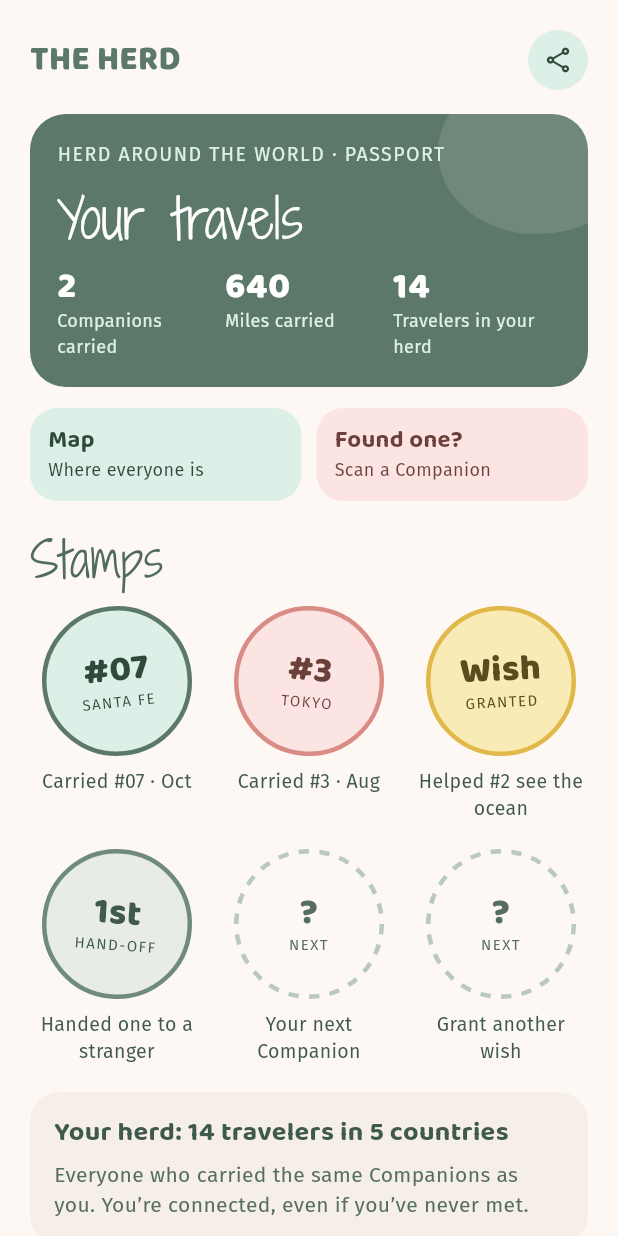
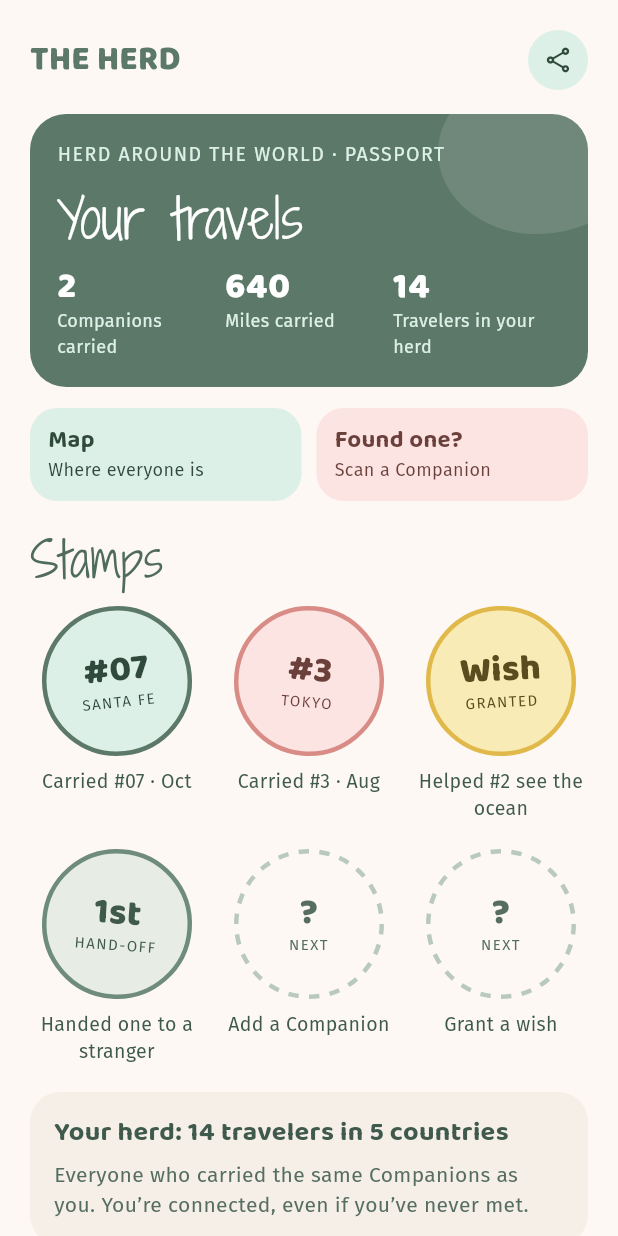
Before and after one commit to armada4team-prog/herdaroundtheworld, a Flutter app: the PassportScreen screen opened directly, on a phone screen of 412 x 824 dp. Run offline on Flutter 3.47's test engine with Material 3 defaults, Android fonts, the phone set to English and light mode, and no system bars; our stand-ins replace flutter_map, geocoding, geolocator, image_picker, latlong2, material_ui and 2 more; missing offline and left inert: mobile_scanner; accounts and stored records are empty; network calls fail; project files that could hold a hidden picture were left out.

Commit message:
Passport empty stamps: 'Add a Companion' and 'Grant a wish'
Co-Authored-By: Claude Opus 5.5 <noreply@anthropic.com>
Claude-Session: https://claude.ai/code/session_01WdUoJdzrcW5C3KfUHFML1F

```diff
--- a/lib/screens/passport_screen.dart
+++ b/lib/screens/passport_screen.dart
@@ -72,8 +72,8 @@ class PassportScreen extends StatelessWidget {
               return Wrap(spacing: 12, runSpacing: 18, children: [
                 for (final s in [
                   ...model.stamps,
-                  const Stamp(big: '?', small: 'Next', label: 'Your next Companion', background: 'FDF8F3', ring: 'B9C9BF', ink: '566E62', tilt: 0, isEmpty: true),
-                  const Stamp(big: '?', small: 'Next', label: 'Grant another wish', background: 'FDF8F3', ring: 'B9C9BF', ink: '566E62', tilt: 0, isEmpty: true),
+                  const Stamp(big: '?', small: 'Next', label: 'Add a Companion', background: 'FDF8F3', ring: 'B9C9BF', ink: '566E62', tilt: 0, isEmpty: true),
+                  const Stamp(big: '?', small: 'Next', label: 'Grant a wish', background: 'FDF8F3', ring: 'B9C9BF', ink: '566E62', tilt: 0, isEmpty: true),
                 ])
                   SizedBox(width: width, child: StampView(stamp: s, size: width.clamp(70, 100).toDouble())),
               ]);
--- a/lib/translations.dart
+++ b/lib/translations.dart
@@ -118,8 +118,8 @@ const Map<String, Map<String, String>> translations = {
     'Hand-off': 'Entrega',
     '1st': '1.º',
     'Next': 'Siguiente',
-    'Your next Companion': 'Tu próximo Compañero',
-    'Grant another wish': 'Cumple otro deseo',
+    'Add a Companion': 'Añade un Compañero',
+    'Grant a wish': 'Cumple un deseo',
     'Handed one to a stranger': 'Le diste uno a un desconocido',
     'Helped #2 see the ocean': 'Ayudaste a #2 a ver el océano',
     'Helped #{0} {1}': 'Ayudaste a #{0}: {1}',
@@ -631,8 +631,8 @@ const Map<String, Map<String, String>> translations = {
     'Hand-off': 'Transmis',
     '1st': '1er',
     'Next': 'Prochain',
-    'Your next Companion': 'Ton prochain Compagnon',
-    'Grant another wish': 'Exauce un autre vœu',
+    'Add a Companion': 'Ajoute un Compagnon',
+    'Grant a wish': 'Exauce un vœu',
     'Handed one to a stranger': 'Tu en as donné un à un inconnu',
     'Helped #2 see the ocean': 'Tu as aidé #2 à voir l’océan',
     'Helped #{0} {1}': 'Tu as aidé #{0} : {1}',
@@ -1144,8 +1144,8 @@ const Map<String, Map<String, String>> translations = {
     'Hand-off': '手渡し',
     '1st': '初',
     'Next': '次',
-    'Your next Companion': '次のCompanion',
-    'Grant another wish': 'もうひとつ願いを叶える',
+    'Add a Companion': 'Companionを追加',
+    'Grant a wish': '願いを叶える',
     'Handed one to a stranger': '知らない人に手渡した',
     'Helped #2 see the ocean': '#2が海を見るのを手伝った',
     'Helped #{0} {1}': '#{0}の願いを叶えた：{1}',
```
Also changed, not shown: 2 other files.
